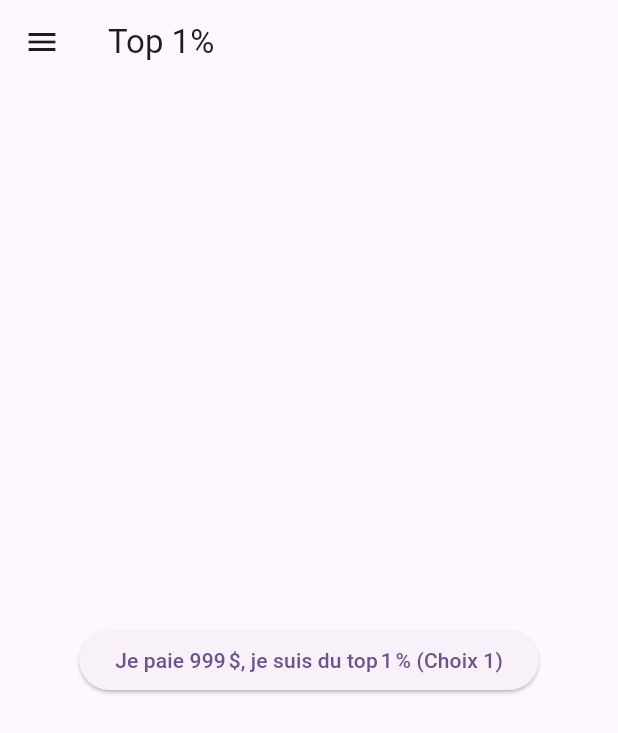
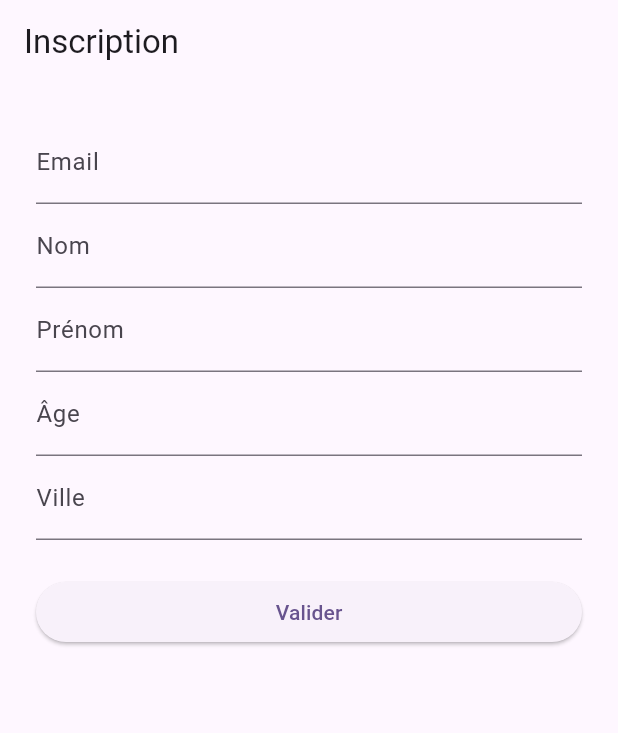
Before and after one commit to matartiflette/CERTIFIED, a Flutter app: the screen it shows after launch, on a phone screen of 412 x 824 dp. Shown: the top 733 px of the screen. Run offline on Flutter 3.47's test engine with Material 3 defaults, Android fonts, the light colour scheme and no system bars; our stand-ins replace shared_preferences.

Commit message:
page connexion

```diff
--- a/flutter_application_1/lib/main.dart
+++ b/flutter_application_1/lib/main.dart
@@ -1,95 +1,66 @@
 import 'package:flutter/material.dart';
+import 'package:shared_preferences/shared_preferences.dart';
+import 'signup_page.dart';
+// ...tes imports existants...
 
 void main() {
   runApp(const MyApp());
 }
 
-class MyApp extends StatelessWidget {
+class MyApp extends StatefulWidget {
   const MyApp({super.key});
 
   @override
+  State<MyApp> createState() => _MyAppState();
+}
+
+class _MyAppState extends State<MyApp> {
+  bool? _signedUp;
+
+  @override
+  void initState() {
+    super.initState();
+    _checkSignup();
+  }
+
+  Future<void> _checkSignup() async {
+    final prefs = await SharedPreferences.getInstance();
+    setState(() {
+      _signedUp = prefs.getBool('signed_up') ?? false;
+    });
+  }
+
+  void _onSignupComplete() {
+    setState(() {
+      _signedUp = true;
+    });
+  }
+
+  @override
   Widget build(BuildContext context) {
+    if (_signedUp == null) {
+      return const MaterialApp(home: Scaffold(body: Center(child: CircularProgressIndicator())));
+    }
     return MaterialApp(
       title: 'Bouton Top 1%',
       theme: ThemeData(
         colorScheme: ColorScheme.fromSeed(seedColor: Colors.deepPurple),
       ),
-      home: const TopOnePercentPage(),
+      home: _signedUp!
+          ? const PlaceholderPage()
+          : SignupPage(onSignupComplete: _onSignupComplete),
+    );
+  }
+} // <-- Fin de _MyAppState
+
+class PlaceholderPage extends StatelessWidget {
+  const PlaceholderPage({super.key});
+
+  @override
+  Widget build(BuildContext context) {
+    return Scaffold(
+      appBar: AppBar(title: const Text('Accueil')),
+      body: const Center(child: Text('Bienvenue !')),
     );
   }
 }
-
-class TopOnePercentPage extends StatefulWidget {
-  const TopOnePercentPage({super.key});
-
-  @override
-  State<TopOnePercentPage> createState() => _TopOnePercentPageState();
-}
-
-class _TopOnePercentPageState extends State<TopOnePercentPage> {
-  String dropdownValue = 'Choix 1';
-
-// ...existing code...
-  @override
-  Widget build(BuildContext context) {
-    return Scaffold(
-      appBar: AppBar(
-        title: const Text('Top 1%'),
-      ),
-      drawer: Drawer(
-        child: ListView(
-          padding: EdgeInsets.zero,
-          children: [
-            const DrawerHeader(
-              decoration: BoxDecoration(
-                color: Colors.deepPurple,
-              ),
-              child: Text(
-                'Menu',
-                style: TextStyle(
-                  color: Colors.white,
-                  fontSize: 24,
-                ),
-              ),
-            ),
-            ListTile(
-              title: const Text('Choix 1'),
-              onTap: () {
-                setState(() {
-                  dropdownValue = 'Choix 1';
-                });
-                Navigator.pop(context);
-              },
-            ),
-            ListTile(
-              title: const Text('Choix 2'),
-              onTap: () {
-                setState(() {
-                  dropdownValue = 'Choix 2';
-                });
-                Navigator.pop(context);
-              },
-            ),
-            ListTile(
-              title: const Text('Choix 3'),
-              onTap: () {
-                setState(() {
-                  dropdownValue = 'Choix 3';
-                });
-                Navigator.pop(context);
-              },
-            ),
-          ],
-        ),
-      ),
-      body: Center(
-        child: ElevatedButton(
-          onPressed: () {
-            print('Bouton pressé !');
-          },
-          child: Text('Je paie 999 \$, je suis du top 1 % (${dropdownValue})'),
-        ),
-      ),
-    );
-  }
-}
--- /dev/null
+++ b/flutter_application_1/lib/signup_page.dart
@@ -0,0 +1,78 @@
+import 'package:flutter/material.dart';
+import 'package:shared_preferences/shared_preferences.dart';
+
+class SignupPage extends StatefulWidget {
+  final VoidCallback onSignupComplete;
+  const SignupPage({super.key, required this.onSignupComplete});
+
+  @override
+  State<SignupPage> createState() => _SignupPageState();
+}
+
+class _SignupPageState extends State<SignupPage> {
+  final _formKey = GlobalKey<FormState>();
+  final _mailController = TextEditingController();
+  final _nameController = TextEditingController();
+  final _surnameController = TextEditingController();
+  final _ageController = TextEditingController();
+  final _cityController = TextEditingController();
+
+  Future<void> _saveSignup() async {
+    final prefs = await SharedPreferences.getInstance();
+    await prefs.setBool('signed_up', true);
+    // Tu peux aussi sauvegarder les infos ici si besoin
+    widget.onSignupComplete();
+  }
+
+  @override
+  Widget build(BuildContext context) {
+    return Scaffold(
+      appBar: AppBar(title: const Text('Inscription')),
+      body: Padding(
+        padding: const EdgeInsets.all(24.0),
+        child: Form(
+          key: _formKey,
+          child: ListView(
+            children: [
+              TextFormField(
+                controller: _mailController,
+                decoration: const InputDecoration(labelText: 'Email'),
+                validator: (v) => v!.isEmpty ? 'Champ requis' : null,
+              ),
+              TextFormField(
+                controller: _nameController,
+                decoration: const InputDecoration(labelText: 'Nom'),
+                validator: (v) => v!.isEmpty ? 'Champ requis' : null,
+              ),
+              TextFormField(
+                controller: _surnameController,
+                decoration: const InputDecoration(labelText: 'Prénom'),
+                validator: (v) => v!.isEmpty ? 'Champ requis' : null,
+              ),
+              TextFormField(
+                controller: _ageController,
+                decoration: const InputDecoration(labelText: 'Âge'),
+                keyboardType: TextInputType.number,
+                validator: (v) => v!.isEmpty ? 'Champ requis' : null,
+              ),
+              TextFormField(
+                controller: _cityController,
+                decoration: const InputDecoration(labelText: 'Ville'),
+                validator: (v) => v!.isEmpty ? 'Champ requis' : null,
+              ),
+              const SizedBox(height: 24),
+              ElevatedButton(
+                onPressed: () {
+                  if (_formKey.currentState!.validate()) {
+                    _saveSignup();
+                  }
+                },
+                child: const Text('Valider'),
+              ),
+            ],
+          ),
+        ),
+      ),
+    );
+  }
+}
--- a/flutter_application_1/pubspec.yaml
+++ b/flutter_application_1/pubspec.yaml
@@ -34,6 +34,7 @@ dependencies:
   # The following adds the Cupertino Icons font to your application.
   # Use with the CupertinoIcons class for iOS style icons.
   cupertino_icons: ^1.0.8
+  shared_preferences: ^2.2.2   # Ajoute cette ligne ici
 
 dev_dependencies:
   flutter_test:
```
Also changed, not shown: flutter_application_1/pubspec.lock, 1 other file.
